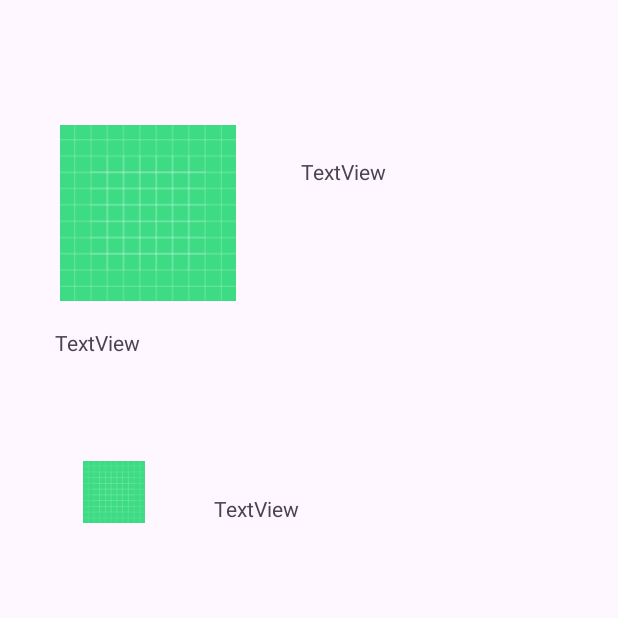
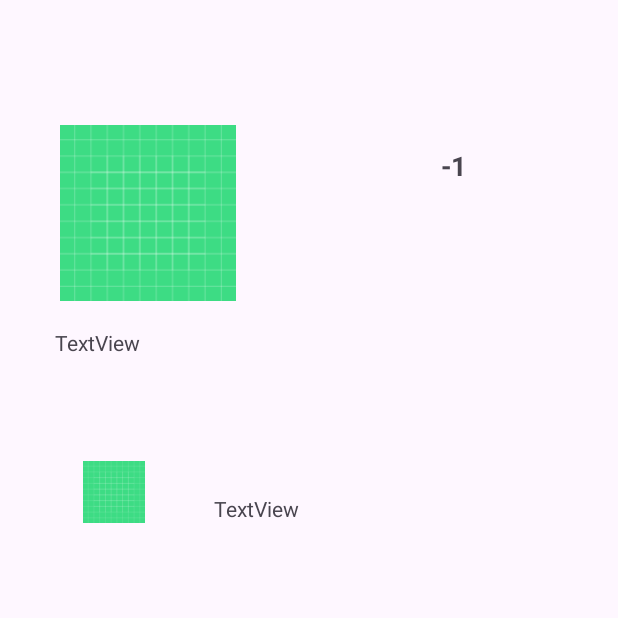
Before and after one commit to salinas116030/Gamelytics, an Android app: the GameDetailedActivity screen opened directly, with no data from a screen before it, on a phone screen of 412 x 824 dp, the top half of it. Run offline under Robolectric (Android 15) with nearby library versions, the phone set to English and light mode, and no system bars; pictures from the network do not load.

Commit message:
Recovering GAME_ID in GameDetailedActivity.java && making call gameController

```diff
--- a/app/src/main/java/com/example/gamelytics/views/GameDetailedActivity.java
+++ b/app/src/main/java/com/example/gamelytics/views/GameDetailedActivity.java
@@ -4,56 +4,68 @@ import androidx.appcompat.app.AppCompatActivity;
 
 import android.content.Intent;
 import android.os.Bundle;
-import android.view.View;
-import android.widget.AdapterView;
 import android.widget.ImageView;
 import android.widget.ListView;
 import android.widget.TextView;
+import android.widget.Toast;
 
-import com.blongho.country_data.World;
-import com.example.gamelytics.BusinessLayer.FetchResultListener;
-import com.example.gamelytics.BusinessLayer.MainApplication;
-import com.example.gamelytics.DataLayer.AndroidCustoms.CustomPriceAdapter;
-import com.example.gamelytics.DataLayer.Country;
-import com.example.gamelytics.DataLayer.FlowStates;
-import com.example.gamelytics.DataLayer.Game;
 import com.example.gamelytics.R;
-import com.squareup.picasso.Picasso;
-
-import java.util.ArrayList;
-import java.util.List;
+import com.example.gamelytics.domain.GameItem;
+import com.example.gamelytics.domain.GameRepository;
+import com.example.gamelytics.infrastructure.ApiGameRepository;
+import com.example.gamelytics.infrastructure.internal.controllers.GameController;
 
 public class GameDetailedActivity extends AppCompatActivity {
 
-    Bundle bundle;
-    TextView title, description, website;
-    ImageView logo, pegi;
-    int appid;
-    ListView priceListView;
-    MainApplication application;
+    private GameController gameController;
+    private TextView title, description, website;
+    private ImageView logo, pegi;
+    private int gameid;
+    ListView storeListView;
+    private GameItem game;
+
     @Override
     protected void onCreate(Bundle savedInstanceState) {
         super.onCreate(savedInstanceState);
         setContentView(R.layout.activity_game_detailed);
 
-        application = (MainApplication) getApplicationContext();
+        GameRepository gameRepository = new ApiGameRepository();
+        gameController = new GameController(gameRepository);
+
         title = (TextView) findViewById(R.id.titleTextView);
         description = (TextView) findViewById(R.id.descTextView);
         website = (TextView) findViewById(R.id.siteTextView);
         logo = (ImageView) findViewById(R.id.logoImageView);
         pegi = (ImageView) findViewById(R.id.pegiImageView);
-        priceListView = (ListView) findViewById(R.id.priceListView);
+        storeListView = (ListView) findViewById(R.id.storeListView);
+
+        // Retrieve passed information from main screen
+
+        Intent intent = getIntent();
+        gameid = intent.getIntExtra("GAME_ID",-1);
+        title.setText(String.valueOf(gameid));
+
+        /*
+        ArrayList<Country> arrayList = new ArrayList<Country>();
+        CustomPriceAdapter countryArrayAdapter = new CustomPriceAdapter(this, arrayList);
+        storeListView.setAdapter(countryArrayAdapter);
+        */
+
+        new Thread(() -> {
+            try {
+                game = gameController.getGame(gameid);
+
+                description.setText(game.getTitle());
+            } catch (Exception e) {
+                e.printStackTrace();
+                runOnUiThread(() -> Toast.makeText(GameDetailedActivity.this, "Error searching games", Toast.LENGTH_SHORT).show());
+            }
+        }).start();
 
 
-        // Retrieve passed information from main screen
-        bundle = getIntent().getExtras();
-        appid = bundle.getInt("appid");
 
-        ArrayList<Country> arrayList = new ArrayList<Country>();
-        CustomPriceAdapter countryArrayAdapter = new CustomPriceAdapter(this, arrayList);
-        priceListView.setAdapter(countryArrayAdapter);
-
-        application.getGameDetails(Integer.toString(appid), new FetchResultListener() {
+        /*
+        application.getGameDetails(Integer.toString(gameid), new FetchResultListener() {
             @Override
             public void onResultFetched(Game result) {
                 if (result != null) {
@@ -74,40 +86,18 @@ public class GameDetailedActivity extends AppCompatActivity {
             }
         });
 
-        List<com.blongho.country_data.Country> countries = World.getAllCountries();
-        //for (com.blongho.country_data.Country c: countries) {
-        //    System.out.println("pais: " + c.toString());
-        //}
-        List<String> coinCodes = new ArrayList<>();
+         */
 
-        for (com.blongho.country_data.Country country: countries) {
-            if (coinCodes.contains(country.getCurrency().getCode())) {
-                continue;
-            } else {
-                coinCodes.add(country.getCurrency().getCode());
-                application.getGamePrices(Integer.toString(appid), country, new FetchResultListener() {
-                    @Override
-                    public void onResultFetched(Game result) {
-                        String coin = country.getCurrency().getCode();
-                        double price = result.getPriceForCurrency(coin);
-                        if (price != FlowStates.CURRENCY_DONT_EXIST) {
-                            Country c = new Country(country.getName(),
-                                    country.getAlpha2(),
-                                    World.getFlagOf(country.getAlpha2()),
-                                    coin, price);
-                            countryArrayAdapter.add(c);
-                            countryArrayAdapter.notifyDataSetChanged();
-                        }
-                    }
-                });
-            }
-        }
+        //Game game = gameController.getGame(gameid);
 
-        priceListView.setOnItemClickListener(new AdapterView.OnItemClickListener() {
+        // Aqui falta poner el controller que llame endpoint getAllStores y obtener storeListView custom con logoStore,nombre,precio
+
+        // Go next view
+        /*
+        storeListView.setOnItemClickListener(new AdapterView.OnItemClickListener() {
             @Override
             public void onItemClick(AdapterView<?> parent, View view, int position, long id) {
                 Country selCountry = countryArrayAdapter.getItem(position);
-                application.setCurrentCountryCode(selCountry.getTwoCode());
                 Bundle bundle = new Bundle();
                 bundle.putString("countryName", selCountry.getName());
                 bundle.putString("countryCode", selCountry.getTwoCode());
@@ -118,6 +108,8 @@ public class GameDetailedActivity extends AppCompatActivity {
                 startActivityForResult(intent, FlowStates.SHOW_DISPLAYACTIVITY);
             }
         });
+
+         */
     }
 
 }
--- a/app/src/main/res/layout/activity_game_detailed.xml
+++ b/app/src/main/res/layout/activity_game_detailed.xml
@@ -8,17 +8,17 @@
 
     <TextView
         android:id="@+id/titleTextView"
-        android:layout_width="195dp"
-        android:layout_height="63dp"
-        android:layout_marginStart="200dp"
-        android:layout_marginTop="58dp"
-        android:layout_marginEnd="16dp"
-        android:layout_marginBottom="610dp"
-        android:text="TextView"
+        android:layout_width="wrap_content"
+        android:layout_height="wrap_content"
+        android:text="Game Title"
+        android:textSize="18sp"
+        android:textStyle="bold"
         app:layout_constraintBottom_toBottomOf="parent"
         app:layout_constraintEnd_toEndOf="parent"
+        app:layout_constraintHorizontal_bias="0.743"
         app:layout_constraintStart_toStartOf="parent"
-        app:layout_constraintTop_toTopOf="parent" />
+        app:layout_constraintTop_toTopOf="parent"
+        app:layout_constraintVertical_bias="0.123" />
 
     <ImageView
         android:id="@+id/logoImageView"
@@ -63,7 +63,7 @@
         app:layout_constraintTop_toTopOf="parent" />
 
     <ListView
-        android:id="@+id/priceListView"
+        android:id="@+id/storeListView"
         android:layout_width="match_parent"
         android:layout_height="400dp"
         android:layout_marginTop="331dp"
```
